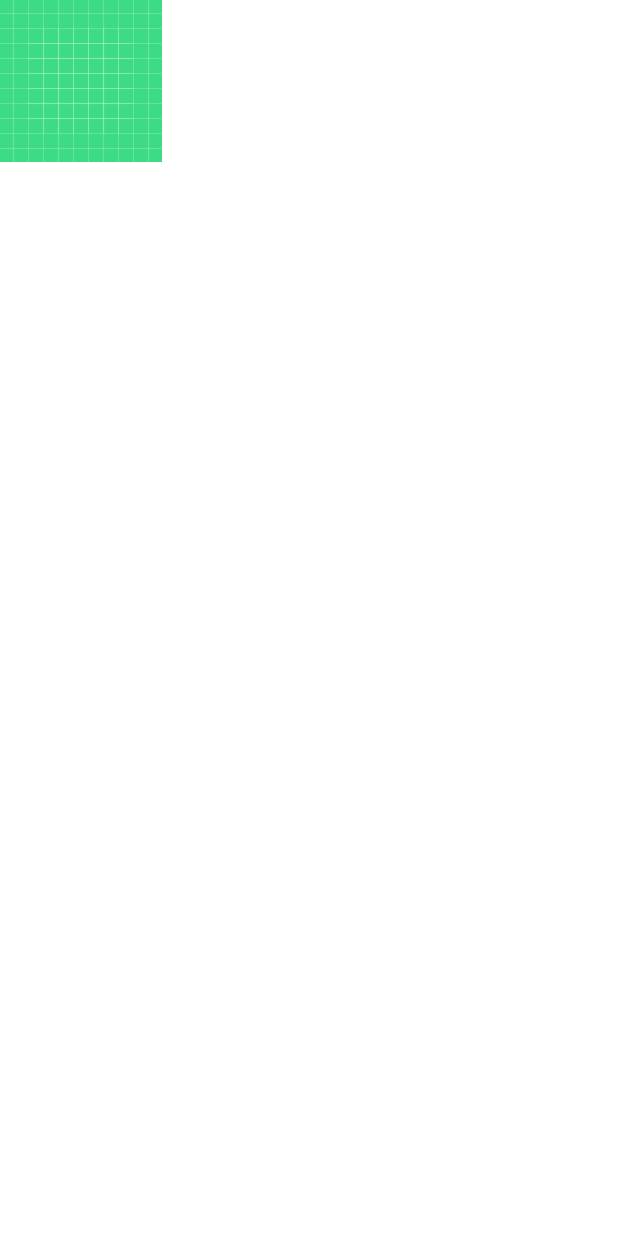
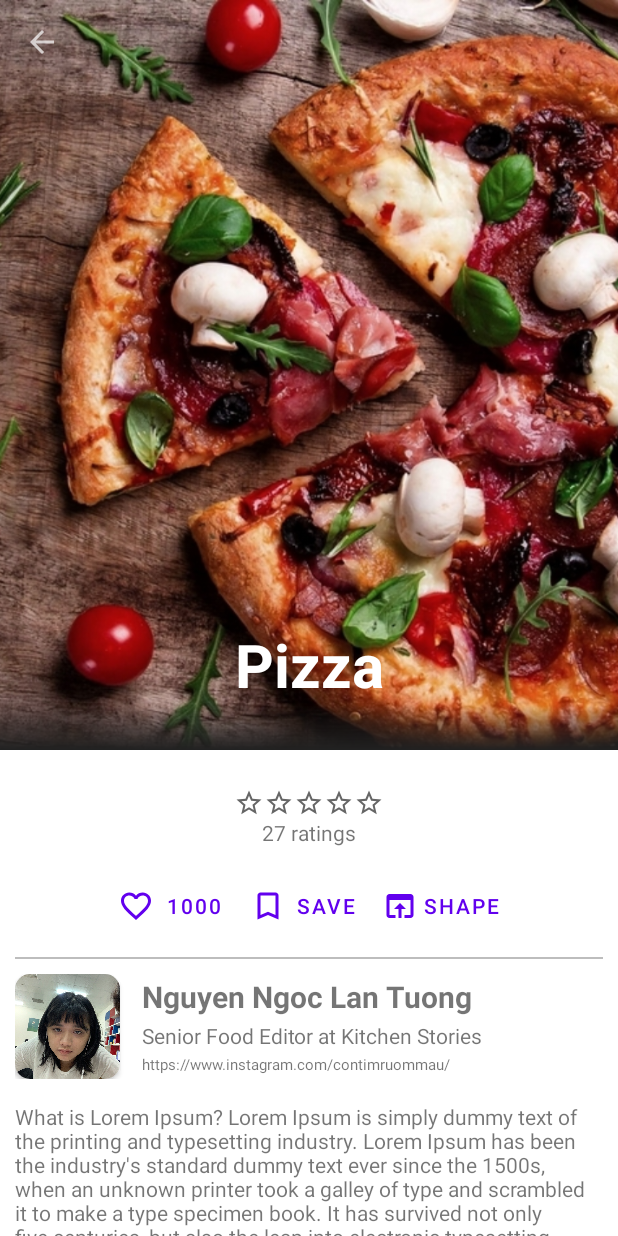
Before and after one commit to ETS-Android5/Kitchen-Stories, an Android app: the fragment fm_recipe_tab_2 shown on its own in the app's theme, after a tap on "chicken", on a phone screen of 412 x 824 dp. Run offline under Robolectric (Android 15) with nearby library versions, the phone set to English and light mode, and no system bars.

Commit message:
create Cooking recipe UI

```diff
--- a/KitchenStories/app/src/main/AndroidManifest.xml
+++ b/KitchenStories/app/src/main/AndroidManifest.xml
@@ -9,7 +9,11 @@
         android:roundIcon="@mipmap/ic_launcher_round"
         android:supportsRtl="true"
         android:theme="@style/AppTheme">
-        <activity android:name=".View.Cooking_Recipes"></activity>
+
+        <activity android:name=".View.CookingRecipe"
+            >
+        </activity>
+
         <activity android:name=".View.All_recipes" />
         <activity android:name=".View.Test" />
         <activity android:name=".View.Shopping" />
--- /dev/null
+++ b/KitchenStories/app/src/main/java/com/example/kitchenstories/View/CookingRecipe.java
@@ -0,0 +1,35 @@
+package com.example.kitchenstories.View;
+
+import androidx.appcompat.app.ActionBar;
+import androidx.appcompat.app.AppCompatActivity;
+import androidx.appcompat.widget.Toolbar;
+
+import android.app.Notification;
+import android.os.Bundle;
+import android.view.Window;
+
+import com.example.kitchenstories.R;
+
+import java.util.Objects;
+
+public class CookingRecipe extends AppCompatActivity {
+
+    private Toolbar toolbar;
+
+    @Override
+    protected void onCreate(Bundle savedInstanceState) {
+        super.onCreate(savedInstanceState);
+        setContentView(R.layout.activity_cooking_recipe);
+
+        //set up notitle
+
+//        android.app.ActionBar actionBar = getActionBar();
+//        actionBar.setDisplayShowTitleEnabled(false); //hide title
+
+        toolbar = findViewById(R.id.toolbar1);
+        toolbar.setTitle("");
+        setSupportActionBar(toolbar);
+        Objects.requireNonNull(getSupportActionBar()).setDisplayHomeAsUpEnabled(true);
+
+    }
+}
--- a/KitchenStories/app/src/main/java/com/example/kitchenstories/View/Cooking_Recipes.java
+++ /dev/null
@@ -1,20 +0,0 @@
-package com.example.kitchenstories.View;
-
-import androidx.appcompat.app.AppCompatActivity;
-
-import android.os.Bundle;
-import android.widget.ImageView;
-import android.widget.TextView;
-
-import com.example.kitchenstories.R;
-
-public class Cooking_Recipes extends AppCompatActivity {
-
-    @Override
-    protected void onCreate(Bundle savedInstanceState) {
-        super.onCreate(savedInstanceState);
-        setContentView(R.layout.activity_cooking__recipes);
-
-
-    }
-}
--- a/KitchenStories/app/src/main/java/com/example/kitchenstories/ViewModel/RecyclerViewAdapter.java
+++ b/KitchenStories/app/src/main/java/com/example/kitchenstories/ViewModel/RecyclerViewAdapter.java
@@ -11,10 +11,9 @@ import android.widget.TextView;
 import androidx.annotation.NonNull;
 import androidx.recyclerview.widget.RecyclerView;
 
-import com.example.kitchenstories.Model.Contact;
+import com.example.kitchenstories.View.CookingRecipe;
 import com.example.kitchenstories.Model.Recipe;
 import com.example.kitchenstories.R;
-import com.example.kitchenstories.View.Cooking_Recipes;
 
 import java.util.List;
 
@@ -53,7 +52,7 @@ public class RecyclerViewAdapter extends RecyclerView.Adapter<RecyclerViewAdapte
             @Override
             public void onClick(View v) {
 
-                Intent intent = new Intent(mContext, Cooking_Recipes.class);
+                Intent intent = new Intent(mContext, CookingRecipe.class);
                 mContext.startActivity(intent);
             }
         });
--- /dev/null
+++ b/KitchenStories/app/src/main/res/drawable/ic_baseline_star_border_24.xml
@@ -0,0 +1,10 @@
+<vector xmlns:android="http://schemas.android.com/apk/res/android"
+    android:width="24dp"
+    android:height="24dp"
+    android:viewportWidth="24"
+    android:viewportHeight="24"
+    android:tint="?attr/colorControlNormal">
+  <path
+      android:fillColor="@android:color/white"
+      android:pathData="M22,9.24l-7.19,-0.62L12,2 9.19,8.63 2,9.24l5.46,4.73L5.82,21 12,17.27 18.18,21l-1.63,-7.03L22,9.24zM12,15.4l-3.76,2.27 1,-4.28 -3.32,-2.88 4.38,-0.38L12,6.1l1.71,4.04 4.38,0.38 -3.32,2.88 1,4.28L12,15.4z"/>
+</vector>
--- /dev/null
+++ b/KitchenStories/app/src/main/res/drawable/ic_bookmark.xml
@@ -0,0 +1,10 @@
+<vector xmlns:android="http://schemas.android.com/apk/res/android"
+    android:width="24dp"
+    android:height="24dp"
+    android:viewportWidth="24"
+    android:viewportHeight="24"
+    android:tint="?attr/colorControlNormal">
+  <path
+      android:fillColor="@android:color/white"
+      android:pathData="M17,3L7,3c-1.1,0 -2,0.9 -2,2v16l7,-3 7,3L19,5c0,-1.1 -0.9,-2 -2,-2zM17,18l-5,-2.18L7,18L7,5h10v13z"/>
+</vector>
--- /dev/null
+++ b/KitchenStories/app/src/main/res/drawable/ic_favorite.xml
@@ -0,0 +1,10 @@
+<vector xmlns:android="http://schemas.android.com/apk/res/android"
+    android:width="24dp"
+    android:height="24dp"
+    android:viewportWidth="24"
+    android:viewportHeight="24"
+    android:tint="?attr/colorControlNormal">
+  <path
+      android:fillColor="@android:color/white"
+      android:pathData="M16.5,3c-1.74,0 -3.41,0.81 -4.5,2.09C10.91,3.81 9.24,3 7.5,3 4.42,3 2,5.42 2,8.5c0,3.78 3.4,6.86 8.55,11.54L12,21.35l1.45,-1.32C18.6,15.36 22,12.28 22,8.5 22,5.42 19.58,3 16.5,3zM12.1,18.55l-0.1,0.1 -0.1,-0.1C7.14,14.24 4,11.39 4,8.5 4,6.5 5.5,5 7.5,5c1.54,0 3.04,0.99 3.57,2.36h1.87C13.46,5.99 14.96,5 16.5,5c2,0 3.5,1.5 3.5,3.5 0,2.89 -3.14,5.74 -7.9,10.05z"/>
+</vector>
--- /dev/null
+++ b/KitchenStories/app/src/main/res/drawable/ic_outline_open_in_browser.xml
@@ -0,0 +1,10 @@
+<vector xmlns:android="http://schemas.android.com/apk/res/android"
+    android:width="24dp"
+    android:height="24dp"
+    android:viewportWidth="24"
+    android:viewportHeight="24"
+    android:tint="?attr/colorControlNormal">
+  <path
+      android:fillColor="@android:color/white"
+      android:pathData="M19,4L5,4c-1.11,0 -2,0.9 -2,2v12c0,1.1 0.89,2 2,2h4v-2L5,18L5,8h14v10h-4v2h4c1.1,0 2,-0.9 2,-2L21,6c0,-1.1 -0.89,-2 -2,-2zM12,10l-4,4h3v6h2v-6h3l-4,-4z"/>
+</vector>
--- /dev/null
+++ b/KitchenStories/app/src/main/res/drawable/title_background.xml
@@ -0,0 +1,11 @@
+<?xml version="1.0" encoding="utf-8"?>
+<shape xmlns:android="http://schemas.android.com/apk/res/android"
+    android:shape="rectangle">
+
+    <gradient
+        android:angle="90"
+        android:endColor="@android:color/transparent"
+        android:startColor="@color/Gray900"
+        />
+
+</shape>
--- a/KitchenStories/app/src/main/res/layout/activity_cooking__recipes.xml
+++ /dev/null
@@ -1,19 +0,0 @@
-<?xml version="1.0" encoding="utf-8"?>
-<RelativeLayout xmlns:android="http://schemas.android.com/apk/res/android"
-    xmlns:app="http://schemas.android.com/apk/res-auto"
-    xmlns:tools="http://schemas.android.com/tools"
-    android:layout_width="wrap_content"
-    android:layout_height="wrap_content"
-    tools:context=".View.Cooking_Recipes">
-
-
-    <ImageView
-
-        android:layout_width="wrap_content"
-        android:layout_height="wrap_content"
-        android:src="@drawable/ic_launcher_background" />
-
-
-
-
-</RelativeLayout>
--- /dev/null
+++ b/KitchenStories/app/src/main/res/layout/activity_cooking_recipe.xml
@@ -0,0 +1,277 @@
+<?xml version="1.0" encoding="utf-8"?>
+<androidx.coordinatorlayout.widget.CoordinatorLayout xmlns:android="http://schemas.android.com/apk/res/android"
+    xmlns:app="http://schemas.android.com/apk/res-auto"
+    xmlns:tools="http://schemas.android.com/tools"
+    android:layout_width="match_parent"
+    android:layout_height="match_parent"
+    tools:context=".View.CookingRecipe"
+    android:fitsSystemWindows="true"
+    >
+
+    <com.google.android.material.appbar.AppBarLayout
+       android:layout_width="match_parent"
+        android:layout_height="500dp"
+        android:fitsSystemWindows="true"
+        android:theme="@style/ThemeOverlay.MaterialComponents.Dark"
+        >
+
+        <com.google.android.material.appbar.CollapsingToolbarLayout
+            android:layout_width="match_parent"
+            android:layout_height="match_parent"
+            android:fitsSystemWindows="true"
+            app:contentScrim="@color/Gray200"
+            app:expandedTitleMarginBottom="20dp"
+            app:expandedTitleMarginStart="20dp"
+            app:layout_scrollFlags="scroll|exitUntilCollapsed|snap"
+
+            >
+
+            <ImageView
+                android:id="@+id/image_cooking_recipe"
+                android:layout_width="wrap_content"
+                android:layout_height="wrap_content"
+                app:layout_collapseMode="parallax"
+                android:src="@drawable/pizza"
+                android:scaleType="centerCrop"
+                android:fitsSystemWindows="true"
+                android:contentDescription="@string/content_description_media"
+                />
+
+            <TextView
+                android:layout_width="match_parent"
+                android:layout_height="wrap_content"
+                android:text="Pizza"
+                android:textColor="@color/white"
+                android:textStyle="bold"
+                android:textSize="40sp"
+                android:layout_marginBottom="30dp"
+                android:layout_gravity="bottom"
+                android:gravity="center"
+                />
+
+            <View
+                android:layout_width="match_parent"
+                android:layout_height="30dp"
+                android:layout_gravity="bottom"
+                android:background="@drawable/title_background"/>
+
+            <androidx.appcompat.widget.Toolbar
+                android:id="@+id/toolbar1"
+                android:layout_width="match_parent"
+                android:layout_height="?actionBarSize"
+                app:popupTheme="@style/Theme.MaterialComponents.Light"
+                app:layout_collapseMode="pin"
+
+                app:contentInsetStart="0dp"
+                app:contentInsetStartWithNavigation="0dp"
+                />
+
+
+
+        </com.google.android.material.appbar.CollapsingToolbarLayout>
+
+    </com.google.android.material.appbar.AppBarLayout>
+
+
+    <androidx.core.widget.NestedScrollView
+        android:layout_width="match_parent"
+        android:layout_height="match_parent"
+        android:overScrollMode="never"
+        app:layout_behavior="com.google.android.material.appbar.AppBarLayout$ScrollingViewBehavior"
+        >
+
+
+        <LinearLayout
+            android:layout_width="match_parent"
+            android:layout_height="match_parent"
+            android:orientation="vertical"
+            android:padding="10dp">
+
+
+            <LinearLayout
+                android:padding="15dp"
+                android:layout_width="match_parent"
+                android:layout_height="wrap_content"
+                android:orientation="vertical"
+                android:gravity="center">
+
+                <LinearLayout
+                    android:layout_width="match_parent"
+                    android:layout_height="wrap_content"
+                    android:gravity="center">
+
+                    <View
+                        android:layout_width="20dp"
+                        android:layout_height="20dp"
+                        android:background="@drawable/ic_baseline_star_border_24"
+                        />
+
+                    <View
+                        android:layout_width="20dp"
+                        android:layout_height="20dp"
+                        android:background="@drawable/ic_baseline_star_border_24"
+                        />
+
+                    <View
+                        android:layout_width="20dp"
+                        android:layout_height="20dp"
+                        android:background="@drawable/ic_baseline_star_border_24"
+                        />
+
+                    <View
+                        android:layout_width="20dp"
+                        android:layout_height="20dp"
+                        android:background="@drawable/ic_baseline_star_border_24"
+                        />
+
+
+                    <View
+                        android:layout_width="20dp"
+                        android:layout_height="20dp"
+                        android:background="@drawable/ic_baseline_star_border_24"
+                        />
+
+
+
+
+                </LinearLayout>
+
+                <TextView
+                    android:layout_width="wrap_content"
+                    android:layout_height="wrap_content"
+                    android:text="27 ratings"
+                    />
+
+            </LinearLayout>
+
+            <LinearLayout
+                android:layout_width="match_parent"
+                android:layout_height="wrap_content"
+                android:orientation="horizontal"
+                android:gravity="center">
+
+                <Button
+                    android:layout_width="wrap_content"
+                    android:layout_height="wrap_content"
+                    android:text="1000"
+                    app:icon="@drawable/ic_favorite"
+                    style="@style/Widget.MaterialComponents.Button.TextButton.Icon"
+                    />
+
+                <Button
+                    android:layout_width="wrap_content"
+                    android:layout_height="wrap_content"
+                    android:text="Save"
+                    app:icon="@drawable/ic_bookmark"
+                    style="@style/Widget.MaterialComponents.Button.TextButton.Icon"
+                    />
+
+                <Button
+                    android:layout_width="wrap_content"
+                    android:layout_height="wrap_content"
+                    android:text="Shape"
+                    app:icon="@drawable/ic_outline_open_in_browser"
+                    style="@style/Widget.MaterialComponents.Button.TextButton.Icon"
+                    />
+
+
+            </LinearLayout>
+
+            <View
+                android:layout_width="match_parent"
+                android:layout_height="1dp"
+                android:background="@color/Gray400"
+                android:layout_marginTop="10dp"
+                android:layout_marginBottom="10dp"/>
+
+            <LinearLayout
+                android:layout_width="match_parent"
+                android:layout_height="wrap_content"
+                android:orientation="vertical">
+
+                <LinearLayout
+                    android:layout_width="match_parent"
+                    android:layout_height="wrap_content"
+                    android:orientation="horizontal">
+
+                    <androidx.cardview.widget.CardView
+                        android:layout_width="wrap_content"
+                        android:layout_height="wrap_content"
+                        app:cardCornerRadius="10dp"
+                        >
+
+                        <ImageView
+                            android:layout_width="70dp"
+                            android:layout_height="70dp"
+                            android:src="@drawable/mybaby"
+                            android:scaleType="centerCrop"
+
+                            />
+
+                    </androidx.cardview.widget.CardView>
+
+                    <LinearLayout
+                        android:layout_width="match_parent"
+                        android:layout_height="wrap_content"
+                        android:orientation="vertical"
+                        android:layout_marginStart="13dp"
+                        >
+
+                        <TextView
+                            android:layout_width="wrap_content"
+                            android:layout_height="wrap_content"
+                            android:text="Nguyen Ngoc Lan Tuong"
+                            android:textSize="20sp"
+                            android:textStyle="bold"
+                            android:padding="1dp"/>
+
+                        <TextView
+                            android:layout_width="wrap_content"
+                            android:layout_height="wrap_content"
+                            android:text="Senior Food Editor at Kitchen Stories"
+                            android:padding="1dp"/>
+
+                        <TextView
+                            android:layout_width="wrap_content"
+                            android:layout_height="wrap_content"
+                            android:text="https://www.instagram.com/contimruommau/"
+                            android:textSize="10sp"
+                            android:padding="1dp"/>
+
+                    </LinearLayout>
+
+
+                </LinearLayout>
+
+                <TextView
+                    android:layout_marginTop="15dp"
+                    android:layout_width="match_parent"
+                    android:layout_height="wrap_content"
+                    android:text="@string/dummy_content"
+                    />
+
+            </LinearLayout>
+
+            <View
+                android:layout_width="match_parent"
+                android:layout_height="1dp"
+                android:background="@color/Gray400"
+                android:layout_marginTop="10dp"
+                android:layout_marginBottom="10dp"/>
+
+
+
+
+
+
+
+
+
+
+
+
+        </LinearLayout>
+
+    </androidx.core.widget.NestedScrollView>
+
+</androidx.coordinatorlayout.widget.CoordinatorLayout>
--- a/KitchenStories/app/src/main/res/layout/activity_main.xml
+++ b/KitchenStories/app/src/main/res/layout/activity_main.xml
@@ -16,6 +16,8 @@
         android:textSize="50sp"
         android:textStyle="bold" />
 
+
+
     <com.google.android.material.bottomnavigation.BottomNavigationView
         android:id="@+id/bottom_navigation"
         android:layout_width="match_parent"
--- a/KitchenStories/app/src/main/res/layout/activity_test.xml
+++ b/KitchenStories/app/src/main/res/layout/activity_test.xml
@@ -1,30 +1,52 @@
 <?xml version="1.0" encoding="utf-8"?>
-<androidx.constraintlayout.widget.ConstraintLayout xmlns:android="http://schemas.android.com/apk/res/android"
+<androidx.coordinatorlayout.widget.CoordinatorLayout xmlns:android="http://schemas.android.com/apk/res/android"
     xmlns:app="http://schemas.android.com/apk/res-auto"
     xmlns:tools="http://schemas.android.com/tools"
     android:layout_width="match_parent"
     android:layout_height="match_parent"
     tools:context=".View.Test">
 
-    <Button
-        android:layout_width="wrap_content"
+    <LinearLayout
+        android:layout_width="match_parent"
         android:layout_height="wrap_content"
-        android:text="Hello"
-        style="@style/Widget.MaterialComponents.Button.OutlinedButton.Icon"
-        android:textSize="30dp"
-        app:strokeWidth="3dp"
-        app:strokeColor="#000000"
-        app:icon="@drawable/ic_baseline_person"
+        android:orientation="vertical">
 
-        app:layout_constraintBottom_toBottomOf="parent"
-        app:layout_constraintEnd_toEndOf="parent"
-        app:layout_constraintHorizontal_bias="0.498"
-        app:layout_constraintStart_toStartOf="parent"
-        app:layout_constraintTop_toTopOf="parent"
+        <RelativeLayout
+            android:layout_width="match_parent"
+            android:layout_height="wrap_content">
 
-        android:id="@+id/btn"
-        />
+            <TextView
+                android:layout_width="wrap_content"
+                android:layout_height="wrap_content"
+                android:text="REVIEWS"
+                android:textColor="@color/black"
+                android:textSize="20sp"
+                android:textStyle="bold"
+                android:layout_marginTop="10dp"
+                />
 
 
 
-</androidx.constraintlayout.widget.ConstraintLayout>
+            <Button
+                style="@style/Widget.MaterialComponents.Button.TextButton.Icon"
+                android:layout_width="wrap_content"
+                android:layout_height="wrap_content"
+                android:layout_alignParentRight="true"
+                android:layout_marginStart="10dp"
+                android:text="READ"
+                app:icon="@drawable/ic_baseline_arrow_forward"
+                app:iconGravity="end" />
+
+        </RelativeLayout>
+
+
+
+        <TextView
+            android:layout_width="wrap_content"
+            android:layout_height="wrap_content"
+            android:text="21 images - 113 comments" />
+
+
+    </LinearLayout>
+
+</androidx.coordinatorlayout.widget.CoordinatorLayout>
--- a/KitchenStories/app/src/main/res/layout/item_recipe.xml
+++ b/KitchenStories/app/src/main/res/layout/item_recipe.xml
@@ -4,7 +4,6 @@
     xmlns:tools="http://schemas.android.com/tools"
     android:layout_width="wrap_content"
     android:layout_height="wrap_content"
-    tools:context=".View.Cooking_Recipes"
     >
 
 
--- a/KitchenStories/app/src/main/res/values/colors.xml
+++ b/KitchenStories/app/src/main/res/values/colors.xml
@@ -8,8 +8,14 @@
     <color name="white">#FFFF</color>
     <color name="black">#000000</color>
 
+
     <color name="orange50">#FFF3E0</color>
+
     <color name="Gray200">#EEEEEE</color>
+    <color name="Gray300">#E0E0E0</color>
+    <color name="Gray400">#BDBDBD</color>
     <color name="Gray700">#616161</color>
+    <color name="Gray800">#424242</color>
+    <color name="Gray900">#212121</color>
 
 </resources>
--- a/KitchenStories/app/src/main/res/values/strings.xml
+++ b/KitchenStories/app/src/main/res/values/strings.xml
@@ -10,4 +10,9 @@
     <!-- TODO: Remove or change this placeholder text -->
     <string name="hello_blank_fragment">Hello blank fragment</string>
 
+    <string name="content_description_media">content description media</string>
+
+    <string name="dummy_content">What is Lorem Ipsum? Lorem Ipsum is simply dummy text of the printing and typesetting industry. Lorem Ipsum has been the industry\'s standard dummy text ever since the 1500s, when an unknown printer took a galley of type and scrambled it to make a type specimen book. It has survived not only five centuries, but also the leap into electronic typesetting, remaining essentially unchanged. It was popularised in the 1960s with the release of Letraset sheets containing Lorem Ipsum passages, and more recently with desktop publishing software like Aldus PageMaker including versions of Lorem Ipsum.</string>
+
+
 </resources>
```
Also changed, not shown: KitchenStories/app/src/main/res/drawable/mybaby.jpeg (added), KitchenStories/app/src/main/res/drawable/pizza.jpeg (added).
